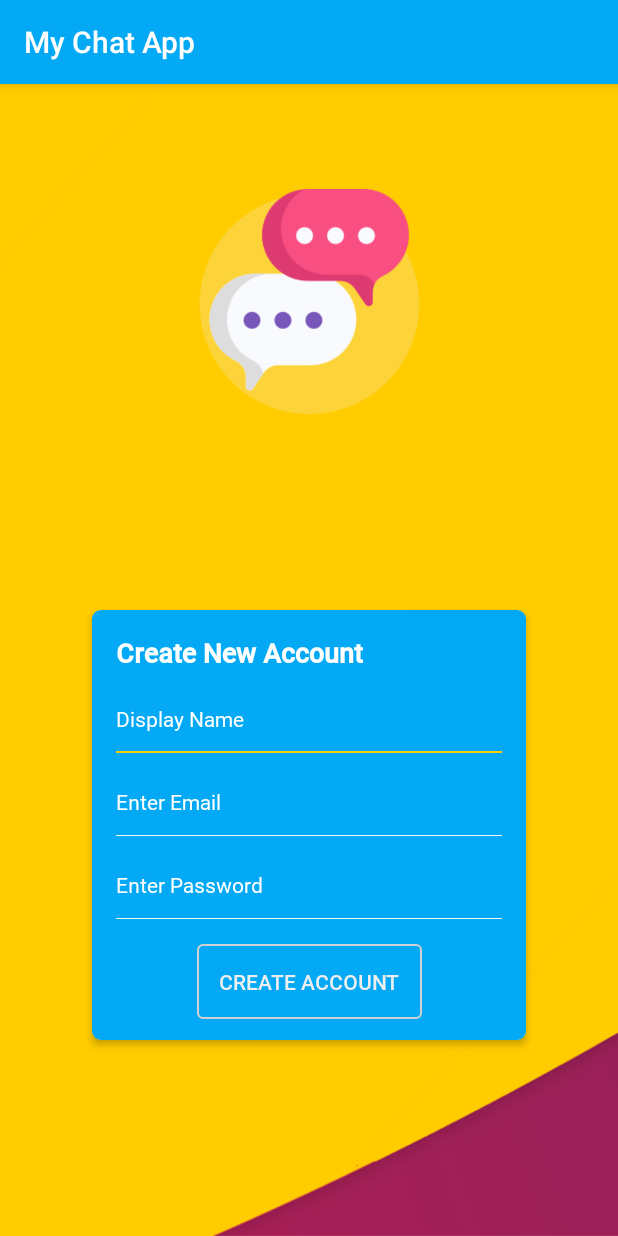
After one commit to juanchosandox90/MyChatApp, an Android app: the CreateAccountActivity screen opened directly, with no data from a screen before it, on a phone screen of 412 x 824 dp. The commit adds this screen. Run offline under Robolectric (Android 15) with nearby library versions, the phone set to English and light mode, and no system bars.

Commit message:
feature/001_setupUIForApplication  - Setup resource for design  - First screen of the application with UI defined  - App ICON  - Add Firebase Auth Dependecy to start working on FB Integration

```diff
--- a/app/build.gradle
+++ b/app/build.gradle
@@ -32,9 +32,11 @@ dependencies {
     implementation 'androidx.appcompat:appcompat:1.1.0'
     implementation 'androidx.core:core-ktx:1.2.0'
     implementation 'androidx.constraintlayout:constraintlayout:1.1.3'
+    implementation "androidx.cardview:cardview:1.0.0"
     testImplementation 'junit:junit:4.12'
     androidTestImplementation 'androidx.test.ext:junit:1.1.1'
     androidTestImplementation 'androidx.test.espresso:espresso-core:3.2.0'
+    implementation 'com.google.firebase:firebase-auth:19.3.0'
     implementation 'com.google.firebase:firebase-analytics:17.3.0'
     implementation 'com.squareup.picasso:picasso:2.71828'
 }
--- a/app/src/main/AndroidManifest.xml
+++ b/app/src/main/AndroidManifest.xml
@@ -1,5 +1,6 @@
 <?xml version="1.0" encoding="utf-8"?>
 <manifest xmlns:android="http://schemas.android.com/apk/res/android"
+    xmlns:tools="http://schemas.android.com/tools"
     package="com.juansandoval.mychatapp">
 
     <application
@@ -8,7 +9,10 @@
         android:label="@string/app_name"
         android:roundIcon="@mipmap/ic_launcher_mychat_round"
         android:supportsRtl="true"
-        android:theme="@style/AppTheme">
+        android:theme="@style/AppTheme"
+        tools:ignore="AllowBackup">
+        <activity android:name=".CreateAccountActivity" />
+        <activity android:name=".LoginActivity" />
         <activity android:name=".MainActivity">
             <intent-filter>
                 <action android:name="android.intent.action.MAIN" />
--- /dev/null
+++ b/app/src/main/java/com/juansandoval/mychatapp/CreateAccountActivity.kt
@@ -0,0 +1,12 @@
+package com.juansandoval.mychatapp
+
+import androidx.appcompat.app.AppCompatActivity
+import android.os.Bundle
+
+class CreateAccountActivity : AppCompatActivity() {
+
+    override fun onCreate(savedInstanceState: Bundle?) {
+        super.onCreate(savedInstanceState)
+        setContentView(R.layout.activity_create_account)
+    }
+}
--- /dev/null
+++ b/app/src/main/res/layout/activity_create_account.xml
@@ -0,0 +1,132 @@
+<?xml version="1.0" encoding="utf-8"?>
+<androidx.constraintlayout.widget.ConstraintLayout xmlns:android="http://schemas.android.com/apk/res/android"
+    xmlns:app="http://schemas.android.com/apk/res-auto"
+    xmlns:tools="http://schemas.android.com/tools"
+    android:layout_width="match_parent"
+    android:layout_height="match_parent"
+    android:background="@drawable/bg"
+    tools:context=".CreateAccountActivity">
+
+    <ImageView
+        android:id="@+id/imageView"
+        android:layout_width="150dp"
+        android:layout_height="150dp"
+        android:layout_marginTop="70dp"
+        android:contentDescription="@string/app_name"
+        app:layout_constraintEnd_toEndOf="parent"
+        app:layout_constraintStart_toStartOf="parent"
+        app:layout_constraintTop_toTopOf="parent"
+        app:srcCompat="@drawable/mychat_icon" />
+
+    <androidx.cardview.widget.CardView
+        android:id="@+id/cv"
+        android:layout_width="300dp"
+        android:layout_height="300dp"
+        android:layout_centerInParent="true"
+        android:background="@color/colorPrimary"
+        app:cardCornerRadius="6dp"
+        app:cardElevation="3dp"
+        app:cardUseCompatPadding="true"
+        app:layout_constraintBottom_toBottomOf="parent"
+        app:layout_constraintEnd_toEndOf="parent"
+        app:layout_constraintStart_toStartOf="parent"
+        app:layout_constraintTop_toBottomOf="@+id/imageView">
+
+        <androidx.constraintlayout.widget.ConstraintLayout
+            android:layout_width="match_parent"
+            android:layout_height="match_parent"
+            android:background="@color/colorPrimary">
+
+            <TextView
+                android:id="@+id/textView2"
+                android:layout_width="wrap_content"
+                android:layout_height="wrap_content"
+                android:layout_marginStart="16dp"
+                android:layout_marginTop="16dp"
+                android:fontFamily="@font/roboto_medium"
+                android:text="@string/create_account_title"
+                android:textColor="@android:color/white"
+                android:textSize="18sp"
+                android:textStyle="bold"
+                app:layout_constraintStart_toStartOf="parent"
+                app:layout_constraintTop_toTopOf="parent" />
+
+
+            <EditText
+                android:id="@+id/createActNameEt"
+                android:layout_width="0dp"
+                android:layout_height="45dp"
+                android:layout_marginTop="10dp"
+                android:layout_marginEnd="16dp"
+                android:background="@drawable/selector_bg_edit_2"
+                android:fontFamily="@font/roboto"
+                android:hint="@string/create_account_name_hint"
+                android:importantForAutofill="no"
+                android:inputType="text"
+                android:paddingBottom="2dp"
+                android:textColor="@android:color/white"
+                android:textColorHint="@android:color/white"
+                android:textCursorDrawable="@drawable/bg_input_cursor_2"
+                android:textSize="14sp"
+                app:layout_constraintEnd_toEndOf="parent"
+                app:layout_constraintStart_toStartOf="@+id/textView2"
+                app:layout_constraintTop_toBottomOf="@+id/textView2" />
+
+            <EditText
+                android:id="@+id/createActEmailEt"
+                android:layout_width="0dp"
+                android:layout_height="45dp"
+                android:layout_marginTop="10dp"
+                android:background="@drawable/selector_bg_edit_2"
+                android:fontFamily="@font/roboto"
+                android:hint="@string/create_account_email_hint"
+                android:importantForAutofill="no"
+                android:inputType="textEmailAddress"
+                android:paddingBottom="2dp"
+                android:textColor="@android:color/white"
+                android:textColorHint="@android:color/white"
+                android:textCursorDrawable="@drawable/bg_input_cursor_2"
+                android:textSize="14sp"
+                app:layout_constraintEnd_toEndOf="@+id/createActNameEt"
+                app:layout_constraintStart_toStartOf="@+id/createActNameEt"
+                app:layout_constraintTop_toBottomOf="@+id/createActNameEt" />
+
+            <EditText
+                android:id="@+id/createActPasswordEt"
+                android:layout_width="0dp"
+                android:layout_height="45dp"
+                android:layout_marginTop="10dp"
+                android:background="@drawable/selector_bg_edit_2"
+                android:fontFamily="@font/roboto"
+                android:hint="@string/create_account_password_hint"
+                android:importantForAutofill="no"
+                android:inputType="textPassword"
+                android:paddingBottom="2dp"
+                android:textColor="@android:color/white"
+                android:textColorHint="@android:color/white"
+                android:textCursorDrawable="@drawable/bg_input_cursor_2"
+                android:textSize="14sp"
+                app:layout_constraintEnd_toEndOf="@+id/createActEmailEt"
+                app:layout_constraintStart_toStartOf="@+id/createActEmailEt"
+                app:layout_constraintTop_toBottomOf="@+id/createActEmailEt" />
+
+            <Button
+                android:id="@+id/createActButtonId"
+                android:layout_width="150dp"
+                android:layout_height="50dp"
+                android:layout_marginTop="16dp"
+                android:background="@drawable/bt_shape"
+                android:fontFamily="@font/roboto_medium"
+                android:stateListAnimator="@drawable/state_list_animator_z"
+                android:text="@string/create_account_button"
+                android:textColor="@color/grey_200"
+                app:layout_constraintEnd_toEndOf="parent"
+                app:layout_constraintStart_toStartOf="parent"
+                app:layout_constraintTop_toBottomOf="@+id/createActPasswordEt" />
+
+
+        </androidx.constraintlayout.widget.ConstraintLayout>
+
+    </androidx.cardview.widget.CardView>
+
+</androidx.constraintlayout.widget.ConstraintLayout>
--- a/app/src/main/res/layout/activity_main.xml
+++ b/app/src/main/res/layout/activity_main.xml
@@ -13,6 +13,7 @@
         android:layout_width="150dp"
         android:layout_height="150dp"
         android:layout_marginTop="70dp"
+        android:contentDescription="@string/app_name"
         app:layout_constraintEnd_toEndOf="parent"
         app:layout_constraintStart_toStartOf="parent"
         app:layout_constraintTop_toTopOf="parent"
--- a/app/src/main/res/values/strings.xml
+++ b/app/src/main/res/values/strings.xml
@@ -3,4 +3,14 @@
     <string name="welcome_to_my_chat_app">Welcome to My Chat App</string>
     <string name="already_have_account">Already have account</string>
     <string name="create_account">Need new account?</string>
+    <string name="login_title">Login</string>
+    <string name="create_account_title">Create New Account</string>
+    <string name="login_enter_email_hint">Enter Email</string>
+    <string name="create_account_email_hint">Enter Email</string>
+    <string name="create_account_name_hint">Display Name</string>
+    <string name="login_enter_password_hint">Enter Password</string>
+    <string name="create_account_password_hint">Enter Password</string>
+    <string name="create_account_password_confirm_hint">Confirm Password</string>
+    <string name="login_button">Login</string>
+    <string name="create_account_button">Create Account</string>
 </resources>
```
Also changed, not shown: app/src/main/java/com/juansandoval/mychatapp/LoginActivity.kt (added, +12 -0 lines), app/src/main/res/layout/activity_login.xml (added, +113 -0 lines), app/src/main/res/font/roboto.ttf (added).
